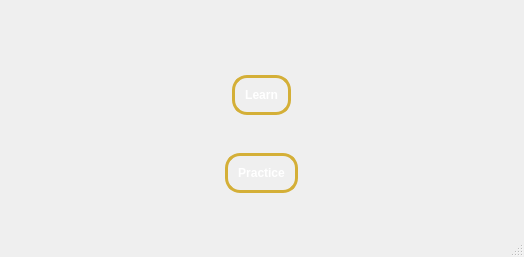
This is mainwindow.ui in owenharvey78/blackjack-learning-game as Qt 5 draws it before an edit. The edited form follows.
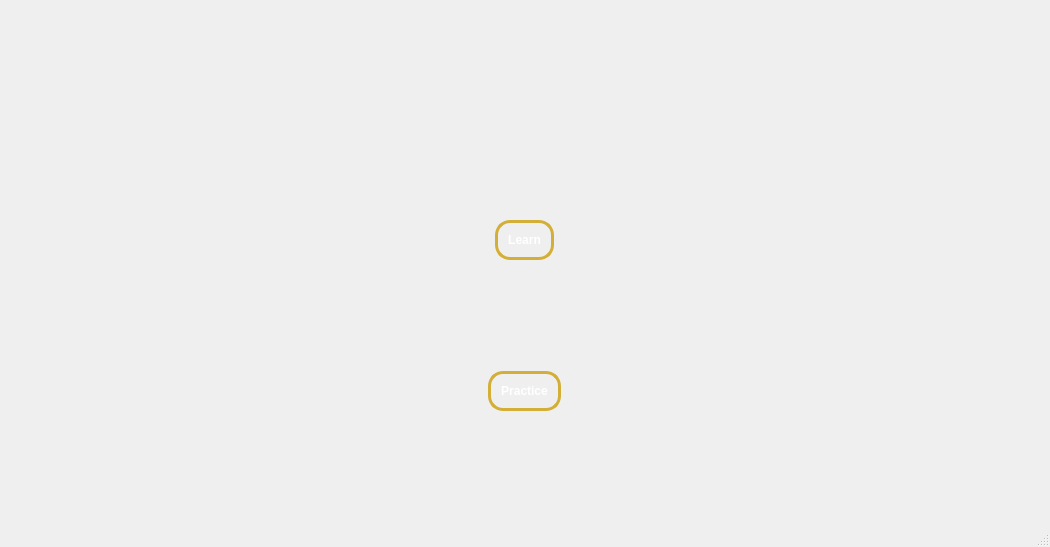
This is the edited form. Icons and pictures are not drawn.

Commit message: Change main window size and set background of chip buttons to gray

```diff
--- a/mainwindow.ui
+++ b/mainwindow.ui
@@ -6,8 +6,8 @@
    <rect>
     <x>0</x>
     <y>0</y>
-    <width>524</width>
-    <height>257</height>
+    <width>1050</width>
+    <height>547</height>
    </rect>
   </property>
   <property name="windowTitle">
```
Left out of the diff: 4 changed lines with no effect on the pictures. The commit also changes 1 other file.
